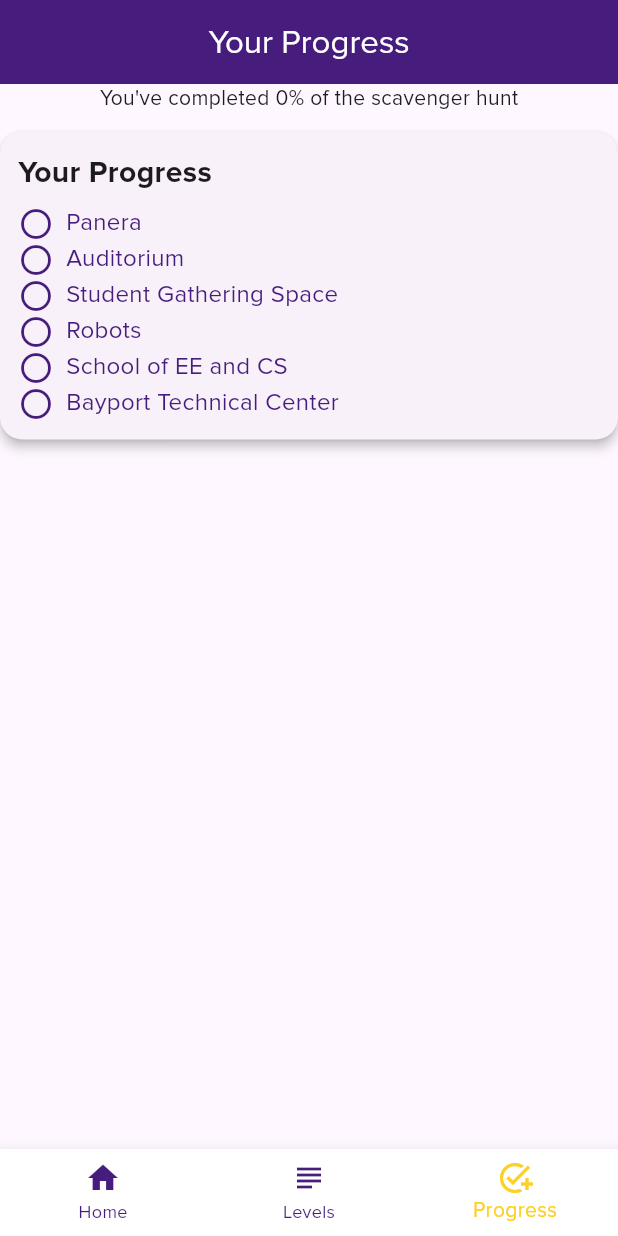
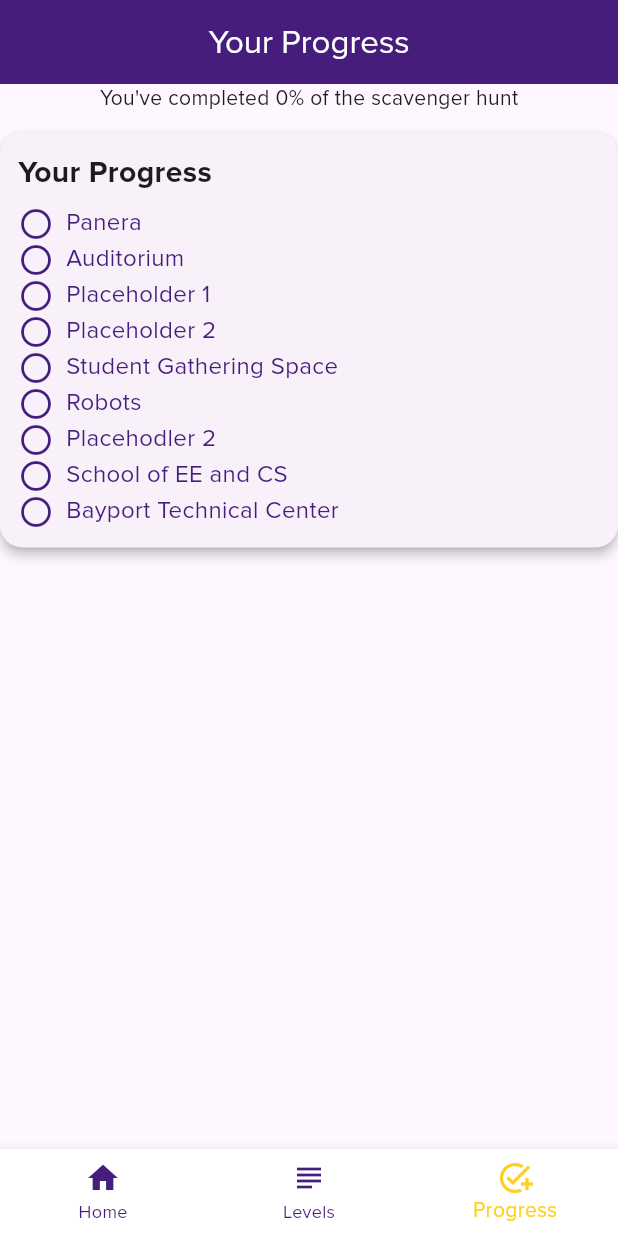
Before and after one commit to steven-reed122/Branded_Scavenger_Hunt, a Flutter app: the screen it shows after launch, item 3 of the bottom bar chosen, on a phone screen of 412 x 824 dp. Run offline on Flutter 3.47's test engine with Material 3 defaults, Android fonts, the light colour scheme and no system bars.

Commit message:
Added placeholder locations to riddle data

```diff
--- a/lib/riddle_data.dart
+++ b/lib/riddle_data.dart
@@ -31,6 +31,26 @@ My name is known in timber, far and wide.
 What Company I? 🌲""",
             "RoyOMartin",
             'RoyOMartin is one of the most successful manufacturers of wood products in the South!',
+            false,
+          ]
+        }
+      ],
+      [
+        {
+          "Placeholder 1": [
+            """Placeholder""",
+            "Placeholder",
+            'They serve over a thousand students every day!',
+            false,
+          ]
+        }
+      ],
+      [
+        {
+          "Placeholder 2": [
+            """Placeholder""",
+            "Placeholder",
+            'They serve over a thousand students every day!',
             false,
           ]
         }
@@ -73,6 +93,26 @@ What am I? 🤖""",
           ]
         }
       ],
+      [
+        {
+          "Placeholder 1": [
+            """Placeholder""",
+            "Placeholder",
+            'They serve over a thousand students every day!',
+            false,
+          ]
+        }
+      ],
+      [
+        {
+          "Placehodler 2": [
+            """Placeholder""",
+            "Placehodler",
+            'They serve over a thousand students every day!',
+            false,
+          ]
+        }
+      ],
     ],
     "3": [
       [
@@ -109,6 +149,26 @@ To unlock the answer and set you free?
 What are the last four digits of the number you'll see?""",
             "1229",
             'A multi-pass floating head can allow for fluids to pass through the tubes multiple times, increasing the heat transfer efficiency!',
+            false,
+          ]
+        }
+      ],
+      [
+        {
+          "Placeholder 1": [
+            """Placeholder""",
+            "Placeholder",
+            'They serve over a thousand students every day!',
+            false,
+          ]
+        }
+      ],
+      [
+        {
+          "Placeholder 2": [
+            """Placeholder""",
+            "Placeholder",
+            'They serve over a thousand students every day!',
             false,
           ]
         }
```
